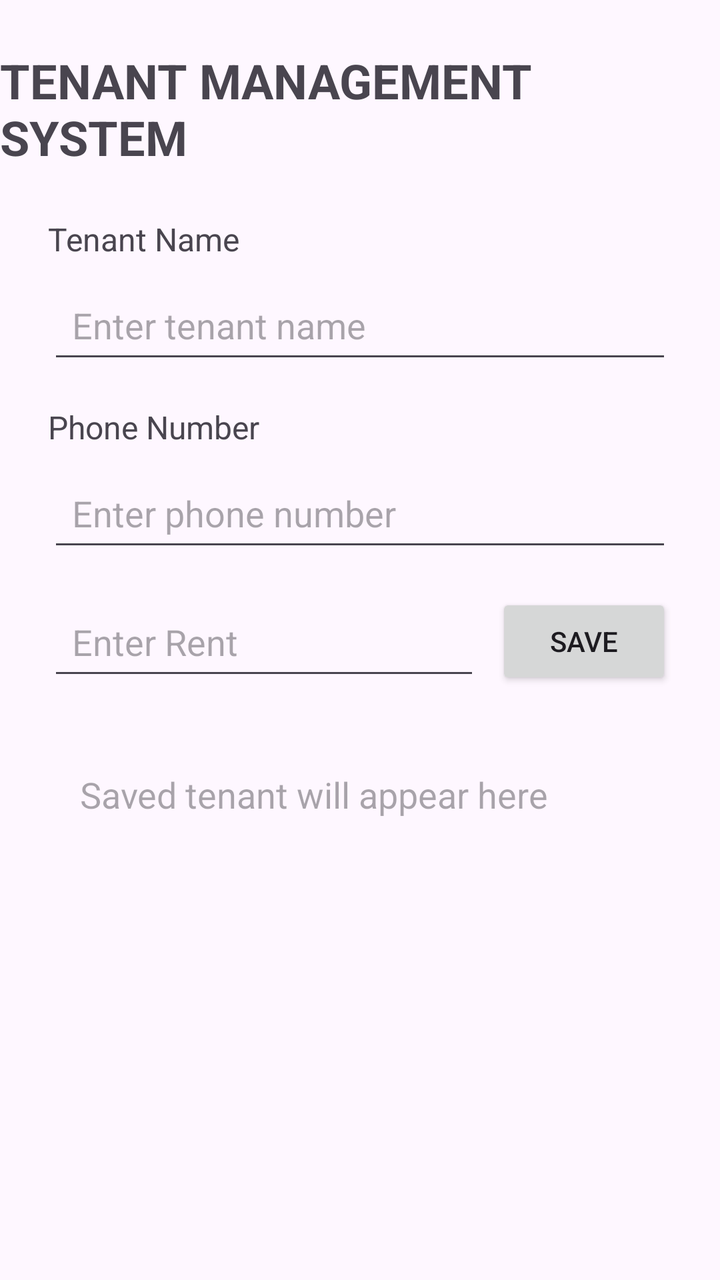
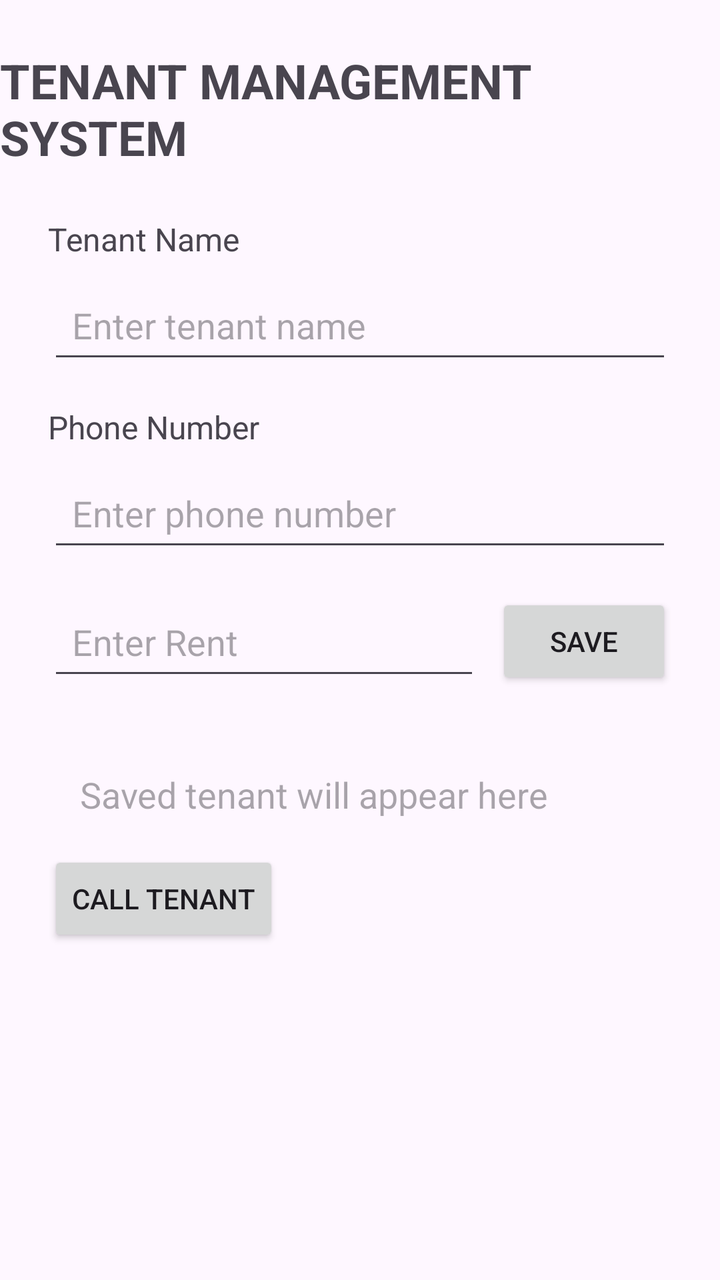

The first picture is an Android layout as it rendered before a commit; the second is the same layout after the commit. The layout source and the unified diff follow.
<!-- AndroidManifest.xml: application theme Theme.TenantManagementSystem -->
<!-- res/layout/activity_main.xml -->
<?xml version="1.0" encoding="utf-8"?>
<layout xmlns:android="http://schemas.android.com/apk/res/android"
    xmlns:app="http://schemas.android.com/apk/res-auto">

    <data>
        <variable
            name="tenant"
            type="com.example.tenantmanagementsystem.Tenant" />
    </data>

    <androidx.constraintlayout.widget.ConstraintLayout
        android:layout_width="match_parent"
        android:layout_height="match_parent">

        <TextView
            android:id="@+id/titleTextView"
            android:layout_width="wrap_content"
            android:layout_height="wrap_content"
            android:text="TENANT MANAGEMENT SYSTEM"
            android:textSize="24sp"
            android:textStyle="bold"
            android:layout_marginTop="24dp"
            app:layout_constraintTop_toTopOf="parent"
            app:layout_constraintStart_toStartOf="parent"
            app:layout_constraintEnd_toEndOf="parent" />

        <TextView
            android:id="@+id/tenantNameLabel"
            android:layout_width="wrap_content"
            android:layout_height="wrap_content"
            android:text="Tenant Name"
            android:textSize="16sp"
            android:layout_marginTop="24dp"
            android:layout_marginStart="24dp"
            app:layout_constraintTop_toBottomOf="@id/titleTextView"
            app:layout_constraintStart_toStartOf="parent" />

        <EditText
            android:id="@+id/tenantNameEditText"
            android:layout_width="0dp"
            android:layout_height="wrap_content"
            android:hint="Enter tenant name"
            android:minHeight="48dp"
            android:padding="12dp"
            android:layout_marginTop="8dp"
            android:layout_marginStart="24dp"
            android:layout_marginEnd="24dp"
            app:layout_constraintTop_toBottomOf="@id/tenantNameLabel"
            app:layout_constraintStart_toStartOf="parent"
            app:layout_constraintEnd_toEndOf="parent" />

        <TextView
            android:id="@+id/phoneLabel"
            android:layout_width="wrap_content"
            android:layout_height="wrap_content"
            android:text="Phone Number"
            android:textSize="16sp"
            android:layout_marginTop="16dp"
            android:layout_marginStart="24dp"
            app:layout_constraintTop_toBottomOf="@id/tenantNameEditText"
            app:layout_constraintStart_toStartOf="parent" />

        <EditText
            android:id="@+id/phoneEditText"
            android:layout_width="0dp"
            android:layout_height="wrap_content"
            android:hint="Enter phone number"
            android:inputType="phone"
            android:minHeight="48dp"
            android:padding="12dp"
            android:layout_marginTop="8dp"
            android:layout_marginStart="24dp"
            android:layout_marginEnd="24dp"
            app:layout_constraintTop_toBottomOf="@id/phoneLabel"
            app:layout_constraintStart_toStartOf="parent"
            app:layout_constraintEnd_toEndOf="parent" />

        <EditText
            android:id="@+id/rentEditText"
            android:layout_width="0dp"
            android:layout_height="wrap_content"
            android:hint="Enter Rent"
            android:inputType="numberDecimal"
            android:minHeight="48dp"
            android:padding="12dp"
            android:layout_marginStart="24dp"
            android:layout_marginTop="16dp"
            android:layout_marginEnd="8dp"
            app:layout_constraintTop_toBottomOf="@id/phoneEditText"
            app:layout_constraintStart_toStartOf="parent"
            app:layout_constraintEnd_toStartOf="@id/saveButton" />

        <Button
            android:id="@+id/saveButton"
            android:layout_width="wrap_content"
            android:layout_height="wrap_content"
            android:text="SAVE"
            android:layout_marginEnd="24dp"
            app:layout_constraintTop_toTopOf="@id/rentEditText"
            app:layout_constraintEnd_toEndOf="parent" />

        <TextView
            android:id="@+id/tenantResultTextView"
            android:layout_width="0dp"
            android:layout_height="wrap_content"
            android:text="@{tenant.summary()}"
            android:hint="Saved tenant will appear here"
            android:textSize="18sp"
            android:padding="16dp"
            android:layout_margin="24dp"
            app:layout_constraintTop_toBottomOf="@id/rentEditText"
            app:layout_constraintStart_toStartOf="parent"
            app:layout_constraintEnd_toEndOf="parent" />
    </androidx.constraintlayout.widget.ConstraintLayout>
</layout>
<!-- resources referenced by this layout -->
<resources>
  <style name="Theme.TenantManagementSystem" parent="Base.Theme.TenantManagementSystem" />
  <style name="Base.Theme.TenantManagementSystem" parent="Theme.Material3.DayNight.NoActionBar">
          
          
      </style>
</resources>

<!-- the commit's change to res/layout/activity_main.xml (unified diff, before → after) -->
@@ -111,5 +111,13 @@
             app:layout_constraintTop_toBottomOf="@id/rentEditText"
             app:layout_constraintStart_toStartOf="parent"
             app:layout_constraintEnd_toEndOf="parent" />
+        <Button
+            android:id="@+id/callButton"
+            android:layout_width="wrap_content"
+            android:layout_height="wrap_content"
+            android:text="CALL TENANT"
+            android:layout_marginStart="24dp"
+            app:layout_constraintTop_toBottomOf="@id/tenantResultTextView"
+            app:layout_constraintStart_toStartOf="parent" />
     </androidx.constraintlayout.widget.ConstraintLayout>
 </layout>
